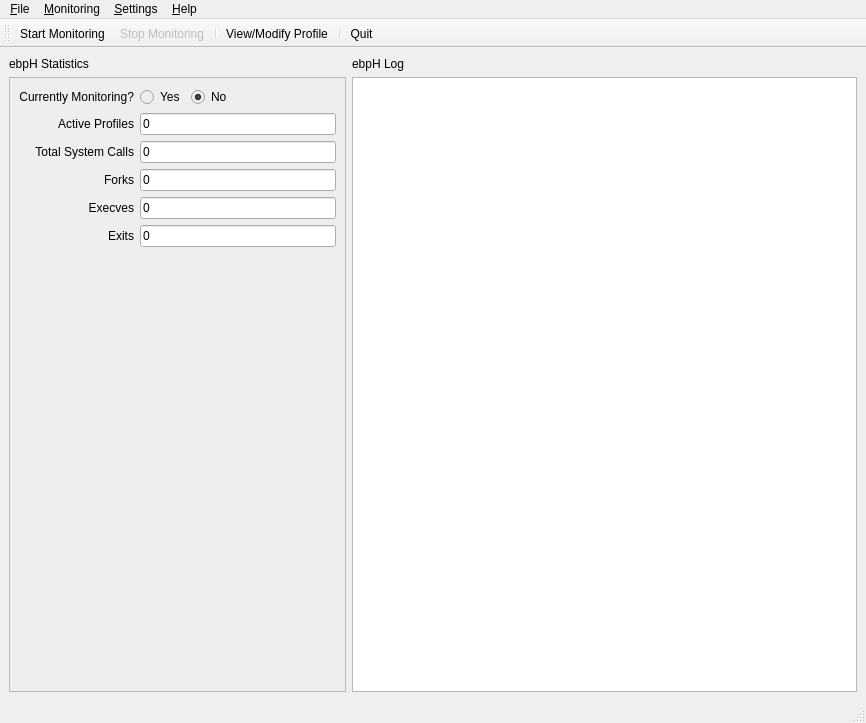
The window that ebpH/mainwindow.ui (willfindlay/ebpH) describes before a commit, drawn with Qt 5.
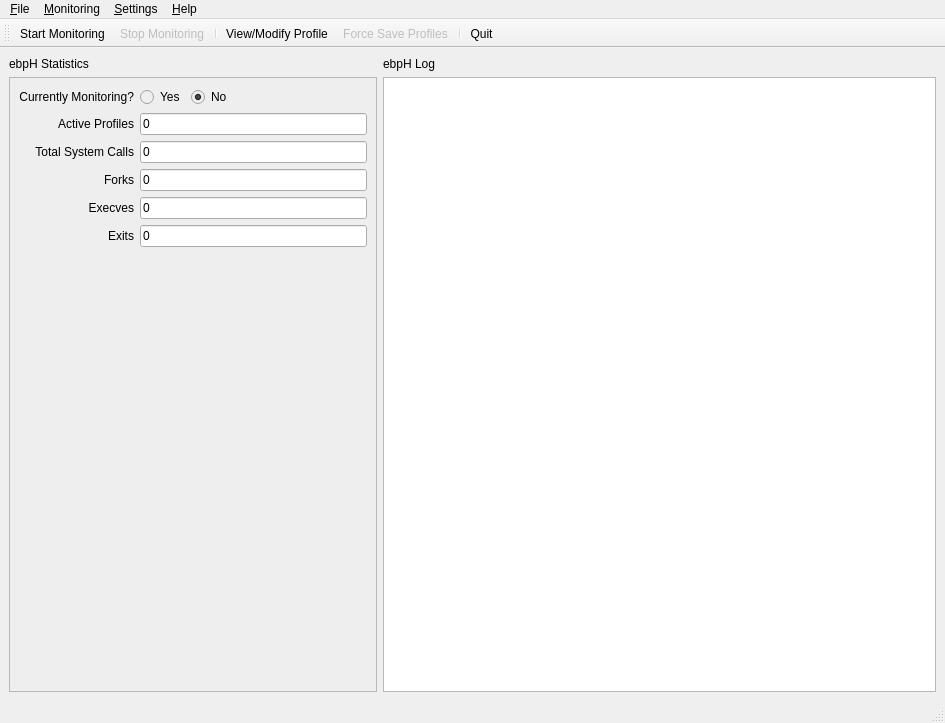
The same window after the commit. Icons and pictures are not drawn.

Diff of the .ui file:
```diff
--- a/ebpH/mainwindow.ui
+++ b/ebpH/mainwindow.ui
@@ -7,7 +7,7 @@
    <rect>
     <x>0</x>
     <y>0</y>
-    <width>866</width>
+    <width>945</width>
     <height>723</height>
    </rect>
   </property>
@@ -297,7 +297,7 @@
     <rect>
      <x>0</x>
      <y>0</y>
-     <width>866</width>
+     <width>945</width>
      <height>29</height>
     </rect>
    </property>
@@ -366,6 +366,7 @@
    <addaction name="action_Stop_Monitoring"/>
    <addaction name="separator"/>
    <addaction name="action_View_Modify_Profile"/>
+   <addaction name="action_Force_Save_Profiles"/>
    <addaction name="separator"/>
    <addaction name="action_Quit"/>
   </widget>
@@ -443,6 +444,13 @@
    </property>
   </action>
   <action name="action_Force_Save_Profiles">
+   <property name="enabled">
+    <bool>false</bool>
+   </property>
+   <property name="icon">
+    <iconset resource="resources.qrc">
+     <normaloff>:/img/assets/img/icons/copy.png</normaloff>:/img/assets/img/icons/copy.png</iconset>
+   </property>
    <property name="text">
     <string>Force &amp;Save Profiles</string>
    </property>
```
